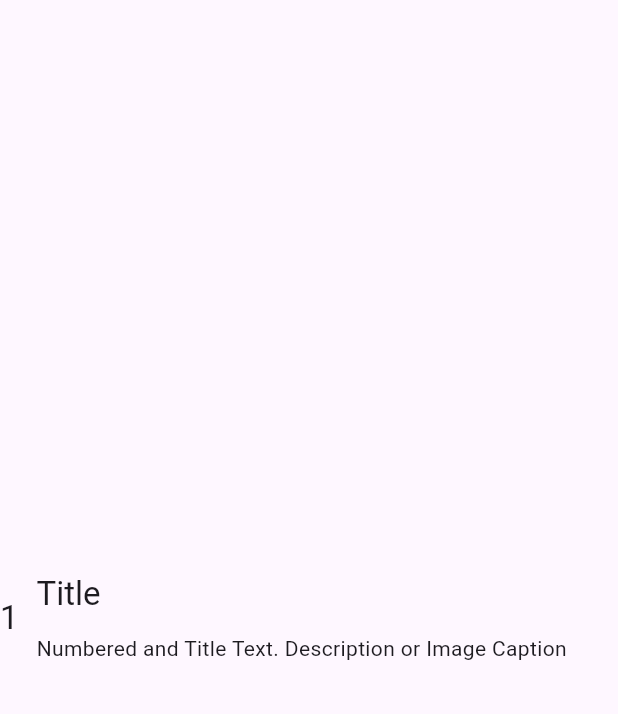
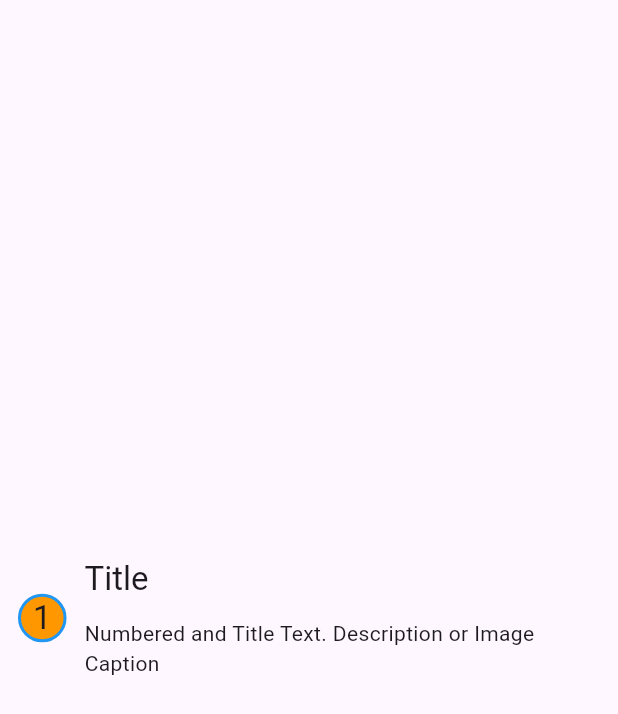
Before and after one commit to kristoff1/kristoff1-design-story-boilerplate, a Flutter app: the SideNumberedTitledText widget shown alone on an empty page, opened directly, on a phone screen of 412 x 824 dp. Shown: the top 714 px of the screen. Run offline on Flutter 3.47's test engine with Material 2 defaults, Android fonts, the phone set to English and light mode, and no system bars.

Commit message:
finished widget and text showcase

```diff
--- a/design/lib/src/components/text_widgets/side_numbered_titled_text.dart
+++ b/design/lib/src/components/text_widgets/side_numbered_titled_text.dart
@@ -12,32 +12,45 @@ class SideNumberedTitledText extends StatelessWidget {
   final String text;
   final String title;
   final SideNumberedTitledTextDirection textDirection;
+  final double horizontalGap;
+  final EdgeInsets? padding;
+  final EdgeInsets? numberPadding;
   final BoxDecoration? decoration;
+  final BoxDecoration? numberDecoration;
 
   const SideNumberedTitledText({
     super.key,
     required this.number,
     required this.text,
     required this.title,
+    this.horizontalGap = 12,
     this.textDirection = SideNumberedTitledTextDirection.left,
+    this.padding,
+    this.numberPadding,
     this.decoration,
+    this.numberDecoration,
   });
 
   @override
   Widget build(BuildContext context) {
     return Container(
+      padding: padding,
       decoration: decoration,
       child: Row(
         crossAxisAlignment: CrossAxisAlignment.center,
         mainAxisAlignment: _getTextDirection(textDirection),
         children: [
-          Text(
-            number,
-            textAlign: _getTextAlign(textDirection),
-            style: Theme.of(context).textTheme.titleLarge,
+          Container(
+            decoration: numberDecoration,
+            padding: numberPadding,
+            child: Text(
+              number,
+              textAlign: _getTextAlign(textDirection),
+              style: Theme.of(context).textTheme.titleLarge,
+            ),
           ),
-          const SizedBox(
-            width: 12,
+          SizedBox(
+            width: horizontalGap,
           ),
           Expanded(
             child: Column(
```
Also changed, not shown: design/example/lib/catalog.dart (+14 -1 lines), design/example/lib/pages/image_and_widgets_showcase.dart (renamed from design/example/lib/pages/image_and_widgets.dart, +9 -8 lines), design/example/lib/pages/text_components_showcase.dart (+12 -0 lines).
